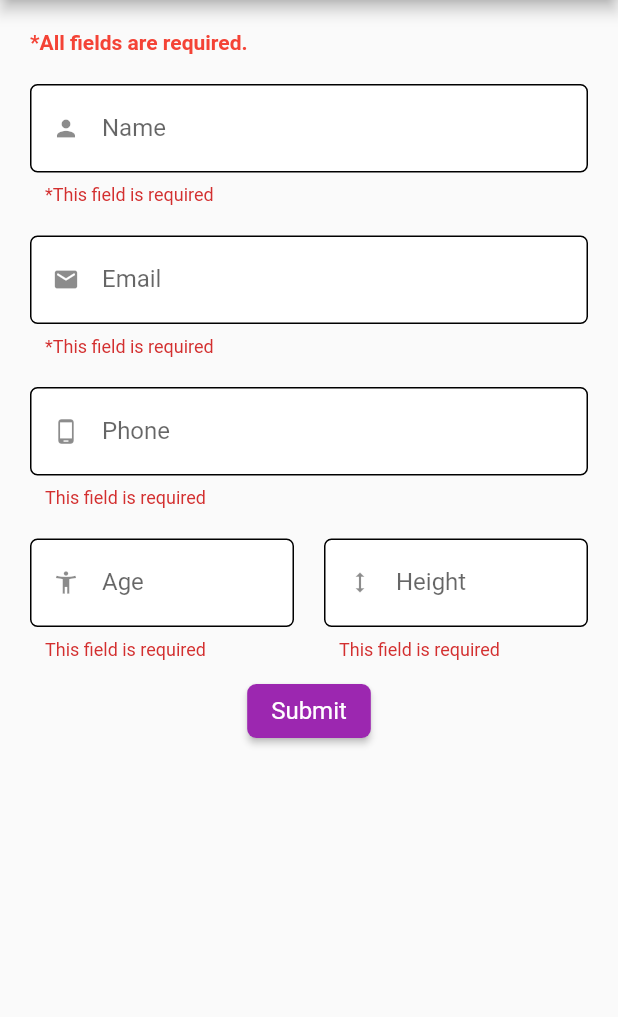
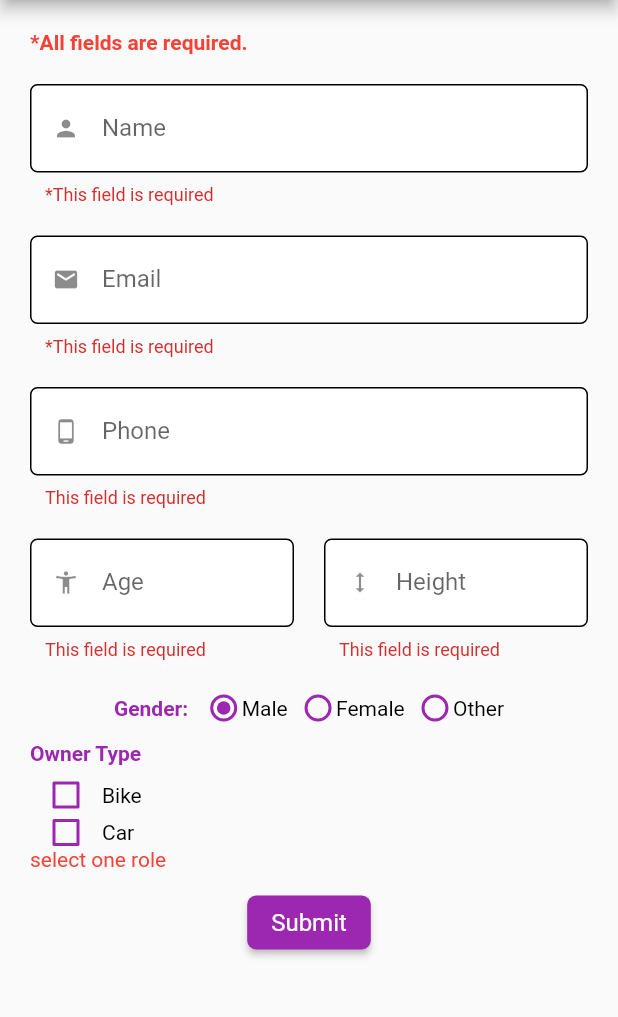
Before and after one commit to raisul1313/textFormFiled_radioButton_spinner_checkList, a Flutter app: the screen it shows after launch, after a tap on "Submit", on a phone screen of 412 x 824 dp, the part 84-1101 px from its top. Run offline on Flutter 3.47's test engine with Material 2 defaults, Android fonts, the phone set to English and light mode, and no system bars; our stand-ins replace font_awesome_flutter.

Commit message:
custom radio button and checkbox added

```diff
--- /dev/null
+++ b/lib/custom_ui/custom_header.dart
@@ -0,0 +1,48 @@
+import 'package:flutter/material.dart';
+import 'package:owner_information/utils/color_utils.dart';
+
+class CustomHeader extends StatelessWidget {
+  final String headerName;
+  final double marginTop;
+  final double marginBottom;
+  final double? fontSize;
+  final FontWeight? fontWeight;
+  final Color? color;
+  final TextAlign? textAlign;
+  final double marginLeft;
+  final double marginRight;
+
+  CustomHeader({
+    required this.headerName,
+    this.marginTop = 10,
+    this.marginBottom = 10,
+    this.fontSize,
+    this.fontWeight,
+    this.color = ColorUtils.BHALO_BLUE,
+    this.textAlign,
+    this.marginLeft = 0,
+    this.marginRight = 0,
+  });
+
+  @override
+  Widget build(BuildContext context) {
+    return Padding(
+      padding: EdgeInsets.only(
+        left: marginLeft,
+        right: marginRight,
+      ),
+      child: Column(
+        children: [
+          SizedBox(height: marginTop),
+          Text(
+            headerName,
+            style: TextStyle(
+                color: color, fontSize: fontSize, fontWeight: fontWeight),
+            textAlign: textAlign,
+          ),
+          SizedBox(height: marginBottom),
+        ],
+      ),
+    );
+  }
+}
--- /dev/null
+++ b/lib/custom_ui/custom_radio_button.dart
@@ -0,0 +1,2 @@
+import 'package:flutter/cupertino.dart';
+import 'package:flutter/material.dart';
--- /dev/null
+++ b/lib/utils/page_utils.dart
@@ -0,0 +1,30 @@
+import 'package:flutter/material.dart';
+
+import '../custom_ui/custom_appbar.dart';
+
+class PageUtils {
+  static double getPageHeight(
+      {required BuildContext context,
+        double? appBarSize,
+        double bottomNavigationBarSize = 0}) {
+    var _pageSize = MediaQuery.of(context).size.height;
+    var _notifySize = MediaQuery.of(context).padding.top;
+    var _paddingBottom = MediaQuery.of(context).padding.bottom;
+    var _appBarSize = CustomAppBar().preferredSize.height;
+    return _pageSize -
+        _appBarSize -
+        _notifySize -
+        _paddingBottom -
+        bottomNavigationBarSize;
+  }
+
+  static double getPageWidth(BuildContext context) {
+    return MediaQuery.of(context).size.width;
+  }
+
+  static hideKeyboard(BuildContext context) {
+    FocusScope.of(context).requestFocus(FocusNode());
+  }
+
+  static removeFocus(BuildContext context) => hideKeyboard(context);
+}
--- a/lib/view/input_information_page.dart
+++ b/lib/view/input_information_page.dart
@@ -1,11 +1,15 @@
+import 'package:flutter/cupertino.dart';
 import 'package:flutter/material.dart';
 import 'package:flutter/services.dart';
 import 'package:owner_information/custom_ui/custom_button.dart';
 import 'package:owner_information/custom_ui/custom_text_form_field.dart';
 import 'package:owner_information/owner.dart';
 import 'package:owner_information/utils/color_utils.dart';
+import 'package:owner_information/utils/page_utils.dart';
 import 'package:owner_information/utils/utils.dart';
 import 'package:owner_information/view/show_infomation_page.dart';
+
+import '../custom_ui/custom_header.dart';
 
 class InputInformationPage extends StatefulWidget {
   const InputInformationPage({Key? key}) : super(key: key);
@@ -15,13 +19,20 @@ class InputInformationPage extends StatefulWidget {
 }
 
 class _InputInformationPageState extends State<InputInformationPage> {
+  late double _pageHeight;
+  late double _pageWidth;
   final GlobalKey<FormState> _formKey = GlobalKey<FormState>();
+  final GlobalKey<FormState> _checkboxFormGlobalKey = GlobalKey<FormState>();
   late Owner _owner;
-  int _radioGroupValue = 1;
-  String _selectedGender = " ";
   late List<String> _selectOwnerType;
   late bool _bikeVal, _carVal, _truckVal, _houseVal;
   bool _autoValidate = false;
+  int _radioValue = 0;
+  String _genderType = 'male';
+  bool _isBikeChecked = false;
+  bool _isCarChecked = false;
+  bool _isTruckrChecked = false;
+  bool _isHouseChecked = false;
 
   @override
   void initState() {
@@ -31,13 +42,13 @@ class _InputInformationPageState extends State<InputInformationPage> {
     _houseVal = false;
     _selectOwnerType = [];
     _owner = Owner();
-    //_selectedGender = "baal";
     super.initState();
   }
 
   @override
   Widget build(BuildContext context) {
-    Size size = MediaQuery.of(context).size;
+    _pageHeight = MediaQuery.of(context).size.height;
+    _pageWidth = PageUtils.getPageWidth(context);
     return Scaffold(
       appBar: AppBar(
           title: Text(
@@ -48,8 +59,8 @@ class _InputInformationPageState extends State<InputInformationPage> {
           automaticallyImplyLeading: false),
       body: SafeArea(
         child: Container(
-          height: size.height,
-          width: size.width,
+          height: _pageHeight,
+          width: _pageWidth,
           child: SingleChildScrollView(
             scrollDirection: Axis.vertical,
             child: Column(
@@ -156,12 +167,11 @@ class _InputInformationPageState extends State<InputInformationPage> {
                             ),
                           ],
                         ),
-
-                        /*
                         SizedBox(
-                          height: 10.0,
+                          height: 20.0,
                         ),
                         Row(
+                          mainAxisAlignment: MainAxisAlignment.center,
                           children: [
                             Text(
                               "Gender: ",
@@ -170,35 +180,15 @@ class _InputInformationPageState extends State<InputInformationPage> {
                                 fontWeight: FontWeight.bold,
                               ),
                             ),
-                            Row(
-                              children: [
-                                Radio(
-                                    value: 1,
-                                    groupValue: _radioGroupValue,
-                                    onChanged: _handleRadioValue),
-                                Text("Male"),
+                            SizedBox(
+                              width: _pageWidth * .02,
+                            ),
+                            _radioButtons(),
                           ],
                         ),
-                            Row(
-                              children: [
-                                Radio(
-                                    value: 2,
-                                    groupValue: _radioGroupValue,
-                                    onChanged: _handleRadioValue),
-                                Text("Female"),
-                              ],
-                            ),
-                            Row(
-                              children: [
-                                Radio(
-                                    value: 3,
-                                    groupValue: _radioGroupValue,
-                                    onChanged: _handleRadioValue),
-                                Text("Other"),
-                              ],
-                            ),
-                          ],
-                        ),
+                        _getCheckboxWidget(),
+
+                        /*
                         SizedBox(
                           height: 10.0,
                         ),
@@ -284,6 +274,7 @@ class _InputInformationPageState extends State<InputInformationPage> {
                             ),
                           ],
                         ),*/
+
                         SizedBox(
                           height: 10.0,
                         ),
@@ -294,7 +285,7 @@ class _InputInformationPageState extends State<InputInformationPage> {
                             onButtonPressed: () {
                               if (_formKey.currentState!.validate()) {
                                 _formKey.currentState!.save();
-                                _owner.genderText = _selectedGender;
+                                _owner.genderText = _genderType;
                                 _owner.ownerTypeText = _selectOwnerType;
                                 Navigator.push(
                                   context,
@@ -333,30 +324,171 @@ class _InputInformationPageState extends State<InputInformationPage> {
 
   _onHeightSaved(height) => _owner.height = height;
 
-  _handleRadioValue(value) {
-    switch (value) {
+  _radioButtons() {
+    return Row(
+      mainAxisAlignment: MainAxisAlignment.start,
+      children: [
+        Radio(
+          visualDensity: const VisualDensity(
+            horizontal: VisualDensity.minimumDensity,
+            vertical: VisualDensity.minimumDensity,
+          ),
+          materialTapTargetSize: MaterialTapTargetSize.shrinkWrap,
+          value: 0,
+          groupValue: _radioValue,
+          onChanged: _handleRadioValueChange,
+        ),
+        Text(
+          'Male',
+          style: new TextStyle(color: Colors.black),
+        ),
+        SizedBox(
+          width: _pageWidth * .02,
+        ),
+        Radio(
+          visualDensity: const VisualDensity(
+            horizontal: VisualDensity.minimumDensity,
+            vertical: VisualDensity.minimumDensity,
+          ),
+          materialTapTargetSize: MaterialTapTargetSize.shrinkWrap,
+          value: 1,
+          groupValue: _radioValue,
+          onChanged: _handleRadioValueChange,
+        ),
+        Text(
+          'Female',
+          style: new TextStyle(color: Colors.black),
+        ),
+        SizedBox(
+          width: _pageWidth * .02,
+        ),
+        Radio(
+          visualDensity: const VisualDensity(
+            horizontal: VisualDensity.minimumDensity,
+            vertical: VisualDensity.minimumDensity,
+          ),
+          materialTapTargetSize: MaterialTapTargetSize.shrinkWrap,
+          value: 2,
+          groupValue: _radioValue,
+          onChanged: _handleRadioValueChange,
+        ),
+        Text(
+          'Other',
+          style: new TextStyle(color: Colors.black
+              //fontSize: 16.0,
+              ),
+        )
+      ],
+    );
+  }
+
+  _handleRadioValueChange(int? value) {
+    setState(() {
+      _radioValue = value!;
+      switch (_radioValue) {
+        case 0:
+          setState(() {
+            _genderType = 'Male';
+          });
+          break;
         case 1:
           setState(() {
-          _radioGroupValue = value;
-          _selectedGender = "Male";
+            _genderType = 'Female';
           });
-
           break;
         case 2:
           setState(() {
-          _radioGroupValue = value;
-          _selectedGender = "Female";
+            _genderType = 'Other';
           });
           break;
-      case 3:
-        setState(() {
-          _radioGroupValue = value;
-          _selectedGender = "Other";
+      }
     });
-        break;
-      default:
-        _selectedGender = "Male";
-        break;
+  }
+
+  Widget _getCheckboxWidget() {
+    return Form(
+      key: _checkboxFormGlobalKey,
+      autovalidateMode:
+          _autoValidate ? AutovalidateMode.always : AutovalidateMode.disabled,
+      child: FormField<bool>(
+        builder: (state) {
+          return Column(
+            crossAxisAlignment: CrossAxisAlignment.start,
+            children: [
+              CustomHeader(
+                headerName: 'Owner Type',
+                color: Theme.of(context).primaryColor,
+                fontWeight: FontWeight.bold,
+              ),
+              Column(
+                children: [
+                  Row(
+                    mainAxisAlignment: MainAxisAlignment.start,
+                    children: [
+                      SizedBox(
+                        height: 20.0,
+                        child: Checkbox(
+                          value: _isBikeChecked,
+                          side: BorderSide(
+                              color: Theme.of(context).primaryColor, width: 2),
+                          onChanged: (value) {
+                            _isBikeChecked = !_isBikeChecked;
+                            //state.didChange(value);
+                            _selectOwnerType.add('Bike');
+                            setState(() {});
+                          },
+                        ),
+                      ),
+                      Text(
+                        'Bike',
+                        style: TextStyle(color: Colors.black),
+                      ),
+                    ],
+                  ),
+                  SizedBox(
+                    height: 5,
+                  ),
+                  Row(
+                    mainAxisAlignment: MainAxisAlignment.start,
+                    children: [
+                      SizedBox(
+                        height: 20.0,
+                        child: Checkbox(
+                          value: _isCarChecked,
+                          side: BorderSide(
+                              color: Theme.of(context).primaryColor, width: 2),
+                          onChanged: (value) {
+                            _isCarChecked = !_isCarChecked;
+                            //state.didChange(value);
+                            _selectOwnerType.add('Car');
+                            setState(() {});
+                          },
+                        ),
+                      ),
+                      Text(
+                        'Car',
+                        style: TextStyle(color: Colors.black),
+                      ),
+                    ],
+                  ),
+                ],
+              ),
+              state.errorText == null
+                  ? Text("")
+                  : Text('select one role',
+                      style: TextStyle(color: Colors.red)),
+            ],
+          );
+        },
+//output from validation will be displayed in state.errorText (above)
+        validator: (value) {
+          if (value != true) {
+            return 'You have to select at least one role';
+          } else {
+            return null;
+          }
+        },
+      ),
+    );
   }
 }
-}
--- a/lib/view/show_infomation_page.dart
+++ b/lib/view/show_infomation_page.dart
@@ -1,9 +1,10 @@
 import 'package:flutter/material.dart';
+import 'package:owner_information/custom_ui/custom_appbar.dart';
 import 'package:owner_information/owner.dart';
 import 'package:owner_information/view/input_information_page.dart';
 
 class ShowInformationPage extends StatelessWidget {
-   final Owner owner;
+  final Owner owner;
   const ShowInformationPage({Key? key, required this.owner}) : super(key: key);
 
   @override
@@ -11,12 +12,8 @@ class ShowInformationPage extends StatelessWidget {
     Size size = MediaQuery.of(context).size;
     return Scaffold(
       appBar: AppBar(
-        title: Text(
-          "Owner's Information",
-        ),
+        title: Text('Owner Information'),
         centerTitle: true,
-        backgroundColor: Theme.of(context).primaryColor,
-        //automaticallyImplyLeading: false
       ),
       body: SafeArea(
         child: Container(
@@ -36,7 +33,7 @@ class ShowInformationPage extends StatelessWidget {
                           fontWeight: FontWeight.bold),
                     ),
                     Text(
-                      owner.name??"",    // (?? " ") if the data is empty
+                      owner.name ?? "", // (?? " ") if the data is empty
                     ),
                   ],
                 ),
@@ -49,7 +46,7 @@ class ShowInformationPage extends StatelessWidget {
                           fontWeight: FontWeight.bold),
                     ),
                     Text(
-                      owner.email??"",
+                      owner.email ?? "",
                     ),
                   ],
                 ),
@@ -62,7 +59,7 @@ class ShowInformationPage extends StatelessWidget {
                           fontWeight: FontWeight.bold),
                     ),
                     Text(
-                      owner.phone??"",
+                      owner.phone ?? "",
                     ),
                   ],
                 ),
@@ -119,9 +116,8 @@ class ShowInformationPage extends StatelessWidget {
                       child: ListView.builder(
                         scrollDirection: Axis.horizontal,
                         itemCount: owner.ownerTypeText?.length,
-                        itemBuilder: (BuildContext context, int index) => Text(
-                          "${owner.ownerTypeText![index]} "
-                        ),
+                        itemBuilder: (BuildContext context, int index) =>
+                            Text("${owner.ownerTypeText![index]} "),
                       ),
                     ),
                   ],
```
Also changed, not shown: lib/custom_ui/custom_appbar.dart (added, +47 -0 lines), lib/custom_ui/custom_checkbox.dart (added). Lines whose indentation alone changed are shown as unchanged.
